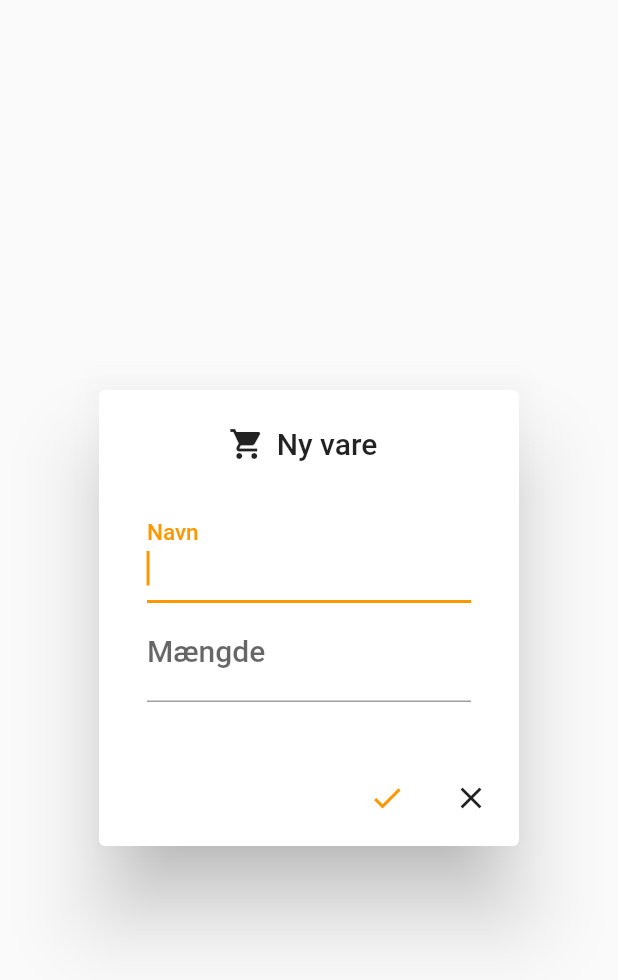
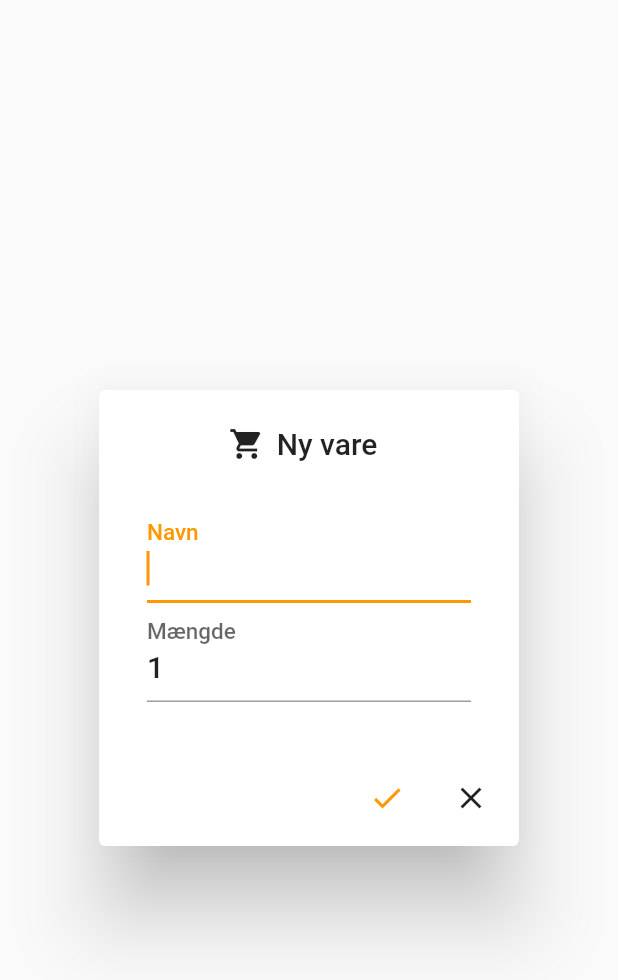
Before and after one commit to nikolaj808/flutter_shoppinglist, a Flutter app: the ItemCreate widget shown alone on an empty page, opened directly, on a phone screen of 412 x 824 dp. Shown: the top 980 px of the screen. Run offline on Flutter 3.47's test engine with Material 2 defaults, Android fonts, the phone set to English and light mode, and no system bars; our stand-ins replace cloud_firestore, firebase_core; accounts and stored records are empty.

Commit message:
Initial quantity automatically set to 1

```diff
--- a/lib/widgets/item-create.widget.dart
+++ b/lib/widgets/item-create.widget.dart
@@ -6,7 +6,7 @@ import 'package:flutter_shoppinglist/validators/common.validator.dart';
 class ItemCreate extends StatelessWidget {
   final _formKey = GlobalKey<FormState>();
   final _nameController = TextEditingController();
-  final _quantityController = TextEditingController();
+  final _quantityController = TextEditingController(text: '1');
 
   final _nameNode = FocusNode();
   final _quantityNode = FocusNode();
```
